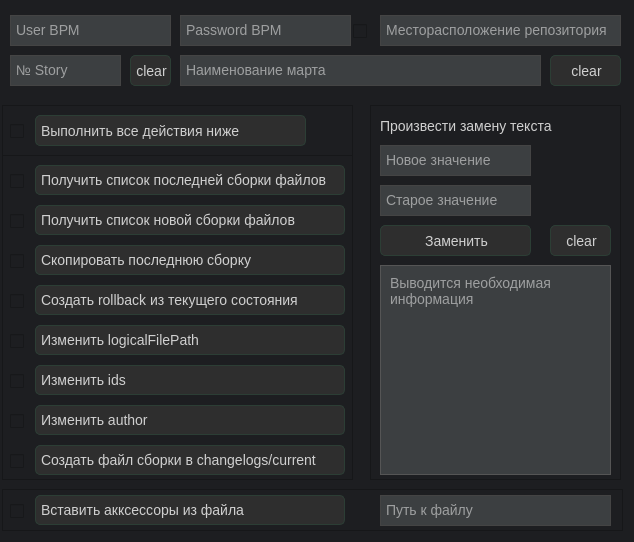
Above: files/UI files/ui_rdv_adgp.ui from AleksandrNemanov/ceh before the change. Below: the same form after it.
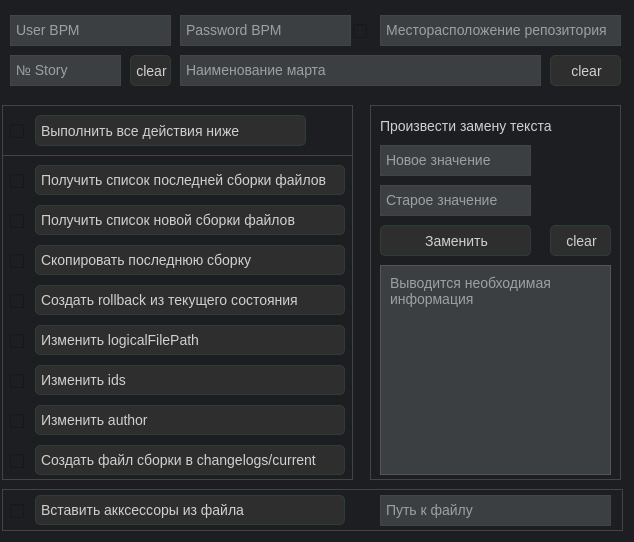
That is the form after the change.

Commit message: добавил рамку для ADGP окна для разграничения ответственности

Patch:
```diff
--- a/files/UI files/ui_rdv_adgp.ui
+++ b/files/UI files/ui_rdv_adgp.ui
@@ -722,6 +722,9 @@
      <height>375</height>
     </rect>
    </property>
+   <property name="styleSheet">
+    <string notr="true"> border: 1px solid #444444;</string>
+   </property>
    <property name="frameShape">
     <enum>QFrame::Shape::StyledPanel</enum>
    </property>
@@ -738,6 +741,9 @@
      <height>375</height>
     </rect>
    </property>
+   <property name="styleSheet">
+    <string notr="true"> border: 1px solid #444444;</string>
+   </property>
    <property name="frameShape">
     <enum>QFrame::Shape::StyledPanel</enum>
    </property>
@@ -753,6 +759,9 @@
       <height>51</height>
      </rect>
     </property>
+    <property name="styleSheet">
+     <string notr="true"> border: 1px solid #444444;</string>
+    </property>
     <property name="frameShape">
      <enum>QFrame::Shape::StyledPanel</enum>
     </property>
@@ -770,6 +779,9 @@
      <height>42</height>
     </rect>
    </property>
+   <property name="styleSheet">
+    <string notr="true"> border: 1px solid #444444;</string>
+   </property>
    <property name="frameShape">
     <enum>QFrame::Shape::StyledPanel</enum>
    </property>
```
The commit also changes 1 other file.
